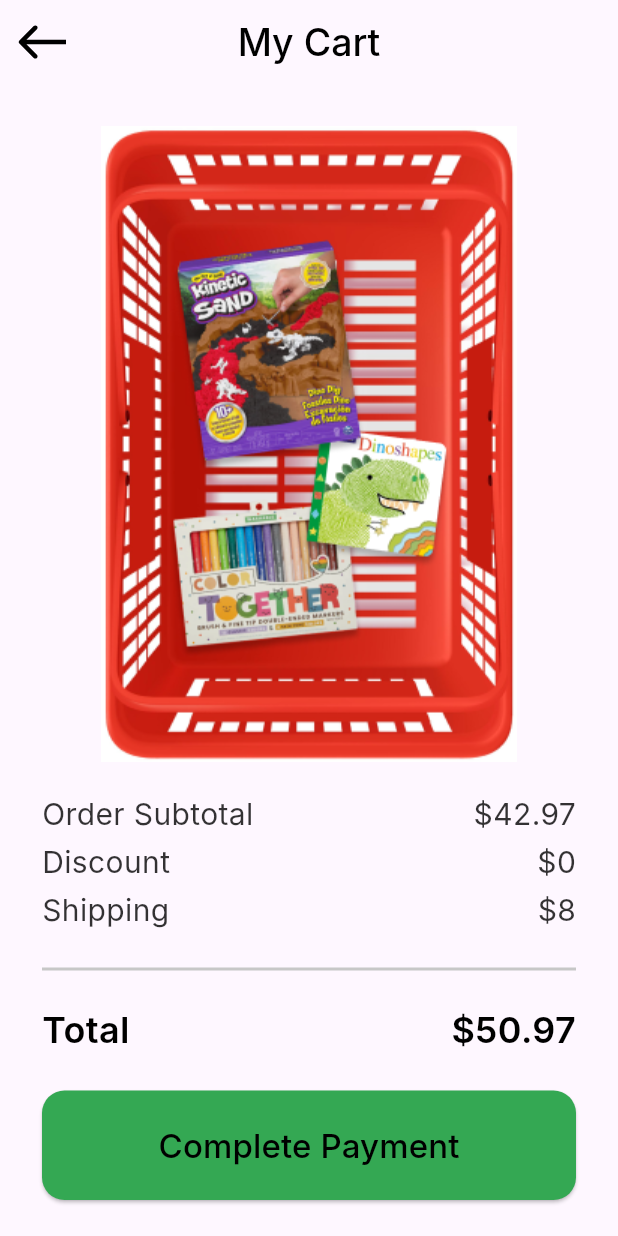
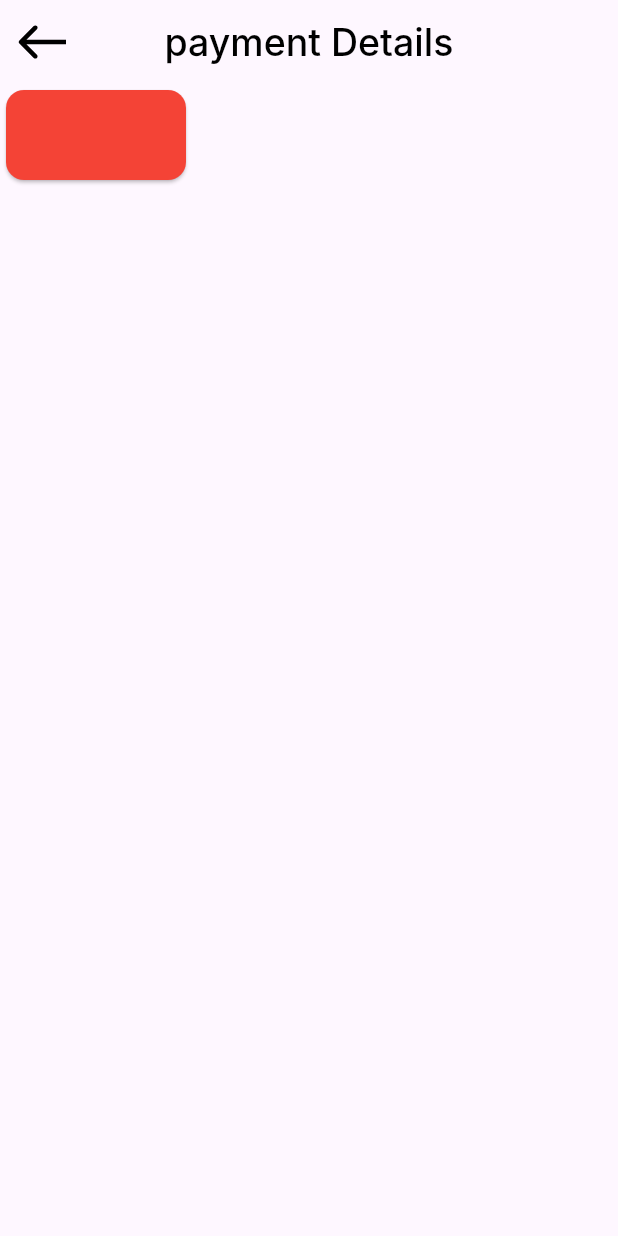
Before and after one commit to moelsayed1/checkout_app, a Flutter app: the screen it shows after launch, after a tap on "Complete Payment", on a phone screen of 412 x 824 dp. Run offline on Flutter 3.47's test engine with Material 3 defaults, Android fonts, the phone set to English and light mode, and no system bars; our stand-ins replace flutter_svg; Roboto replaces fonts that are missing (Inter).

Commit message:
create payment details view and navigate to it

```diff
--- /dev/null
+++ b/lib/Core/widgets/build_app_bar.dart
@@ -0,0 +1,20 @@
+import 'package:checkout_app/Core/utils/styles.dart';
+import 'package:flutter/material.dart';
+import 'package:flutter_svg/svg.dart';
+
+AppBar buildAppBar({required final String title}) {
+  return AppBar(
+    centerTitle: true,
+    title: Text(
+      title,
+      textAlign: TextAlign.center,
+      style: Styles.style25,
+    ),
+    leading: Center(
+      child: SvgPicture.asset(
+        'assets/images/arrow.svg',
+        height: 24,
+      ),
+    ),
+  );
+}
--- a/lib/Features/Checkout/presentation/views/my_cart_view.dart
+++ b/lib/Features/Checkout/presentation/views/my_cart_view.dart
@@ -1,7 +1,6 @@
-import 'package:checkout_app/Core/utils/styles.dart';
+import 'package:checkout_app/Core/widgets/build_app_bar.dart';
 import 'package:checkout_app/Features/Checkout/presentation/views/widgets/my_cart_view_body.dart';
 import 'package:flutter/material.dart';
-import 'package:flutter_svg/flutter_svg.dart';
 
 class MyCartView extends StatelessWidget {
   const MyCartView({super.key});
@@ -9,19 +8,8 @@ class MyCartView extends StatelessWidget {
   @override
   Widget build(BuildContext context) {
     return Scaffold(
-      appBar: AppBar(
-        centerTitle: true,
-        title: Text(
-          'My Cart',
-          textAlign: TextAlign.center,
-          style: Styles.style25,
-        ),
-        leading: Center(
-          child: SvgPicture.asset(
-            'assets/images/arrow.svg',
-            height: 24,
-          ),
-        ),
+      appBar: buildAppBar(
+        title: 'My Cart',
       ),
       body: MyCartViewBody(),
     );
--- /dev/null
+++ b/lib/Features/Checkout/presentation/views/payment_details_view.dart
@@ -0,0 +1,15 @@
+import 'package:checkout_app/Core/widgets/build_app_bar.dart';
+import 'package:checkout_app/Features/Checkout/presentation/views/widgets/payment_details_view_body.dart';
+import 'package:flutter/material.dart';
+
+class PaymentDetailsView extends StatelessWidget {
+  const PaymentDetailsView({super.key});
+
+  @override
+  Widget build(BuildContext context) {
+    return Scaffold(
+      appBar: buildAppBar(title: 'payment Details'),
+      body: const PaymentDetailsViewBody(),
+    );
+  }
+}
--- a/lib/Features/Checkout/presentation/views/widgets/my_cart_view_body.dart
+++ b/lib/Features/Checkout/presentation/views/widgets/my_cart_view_body.dart
@@ -1,4 +1,5 @@
-import 'package:checkout_app/Features/Checkout/presentation/views/widgets/custom_button.dart';
+import 'package:checkout_app/Core/widgets/custom_button.dart';
+import 'package:checkout_app/Features/Checkout/presentation/views/payment_details_view.dart';
 import 'package:checkout_app/Features/Checkout/presentation/views/widgets/order_info_item.dart';
 import 'package:checkout_app/Features/Checkout/presentation/views/widgets/total_price.dart';
 import 'package:flutter/material.dart';
@@ -62,7 +63,14 @@ class MyCartViewBody extends StatelessWidget {
                 height: 24,
               ),
               CustomButton(
-                onPressed: () {},
+                onPressed: () {
+                  Navigator.push(
+                    context,
+                    MaterialPageRoute(
+                      builder: (context) => PaymentDetailsView(),
+                    ),
+                  );
+                },
               ),
               const SizedBox(
                 height: 16,
--- /dev/null
+++ b/lib/Features/Checkout/presentation/views/widgets/payment_details_view_body.dart
@@ -0,0 +1,20 @@
+import 'package:flutter/material.dart';
+
+class PaymentDetailsViewBody extends StatelessWidget {
+  const PaymentDetailsViewBody({super.key});
+
+  @override
+  Widget build(BuildContext context) {
+    return Row(
+      children: [
+        Card(
+          color: Colors.red,
+          child: SizedBox(
+            height: 60,
+            width: 120,
+          ),
+        ),
+      ],
+    );
+  }
+}
```
Also changed, not shown: assets/images/Group.svg (added), assets/images/SVGRepo_iconCarrier.svg (added), lib/Core/widgets/custom_button.dart (renamed from lib/Features/Checkout/presentation/views/widgets/custom_button.dart).
